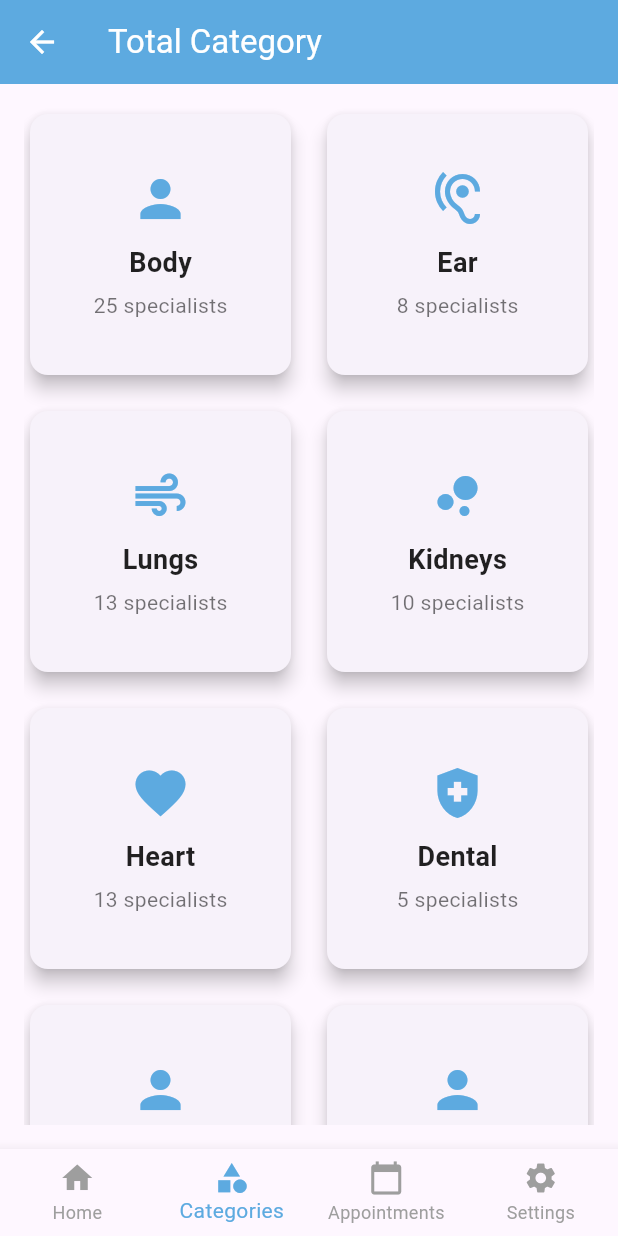
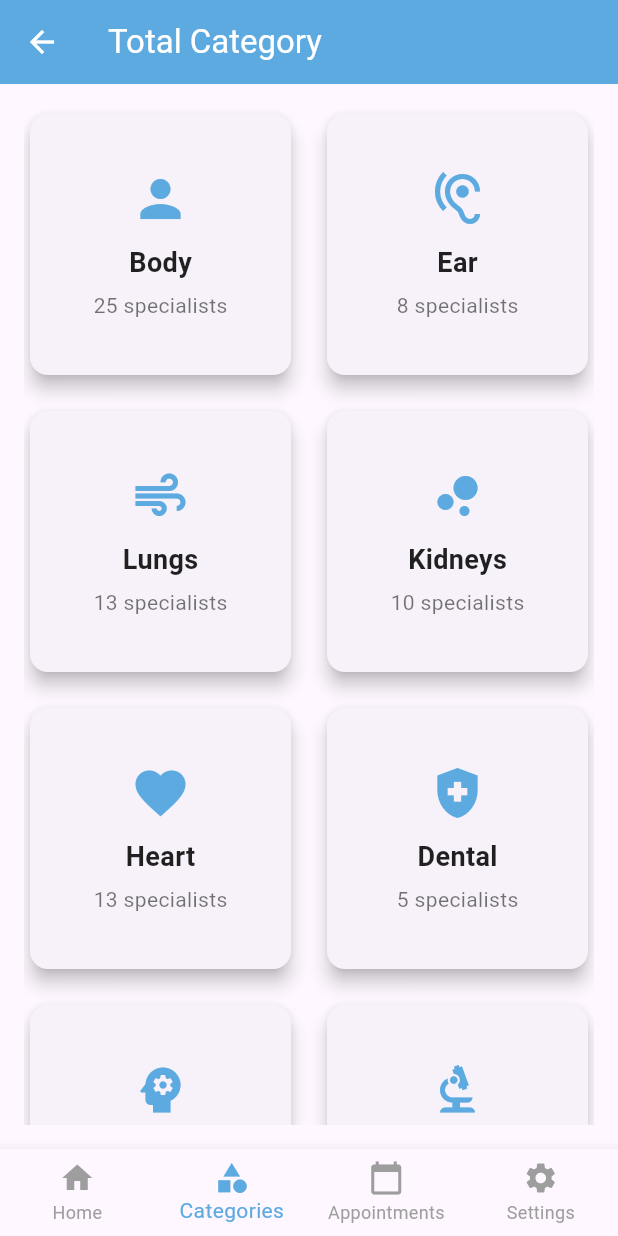
Before and after one commit to charite-uwatwembi/Group38_FlutterProject, a Flutter app: the TotalCategoryPage screen opened directly, on a phone screen of 412 x 824 dp. Run offline on Flutter 3.47's test engine with Material 3 defaults, Android fonts, the phone set to English and light mode, and no system bars; our stand-ins replace auto_size_text, cloud_firestore, firebase_auth, firebase_core, get, velocity_x; accounts and stored records are empty; Roboto replaces fonts that are missing (nunito).

Commit message:
updated categoties page

```diff
--- a/baho_app/lib/views/categories_view/categories_view.dart
+++ b/baho_app/lib/views/categories_view/categories_view.dart
@@ -57,12 +57,12 @@ class TotalCategoryPage extends StatelessWidget {
               specialists: 5,
             ),
             CategoryCard(
-              icon: Icons.person,
+              icon: Icons.psychology,
               label: 'psychology',
               specialists: 25,
             ),
             CategoryCard(
-              icon: Icons.person,
+              icon: Icons.biotech,
               label: 'Neurology',
               specialists: 25,
             ),
```
